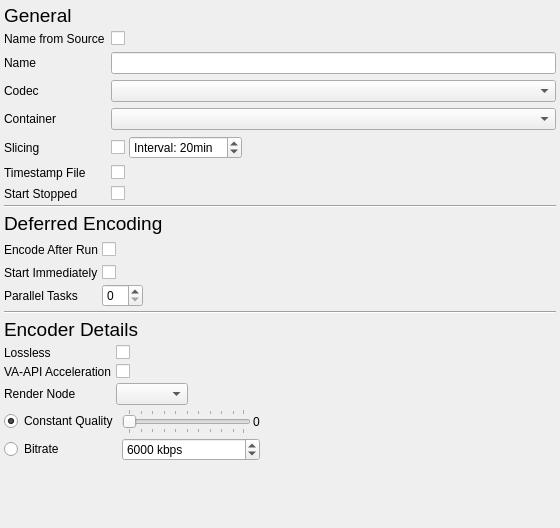
syntalos/syntalos, file modules/videorecorder/recordersettingsdialog.ui: the form before one commit.
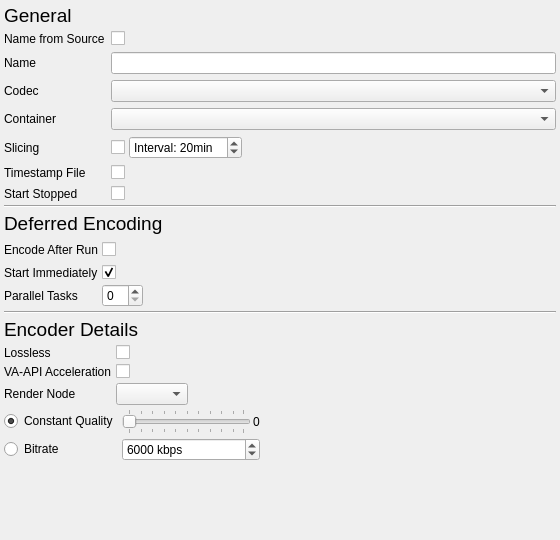
The form after the commit. Icons and pictures are not drawn.

Patch:
```diff
--- a/modules/videorecorder/recordersettingsdialog.ui
+++ b/modules/videorecorder/recordersettingsdialog.ui
@@ -7,7 +7,7 @@
     <x>0</x>
     <y>0</y>
     <width>560</width>
-    <height>528</height>
+    <height>540</height>
    </rect>
   </property>
   <property name="windowTitle">
@@ -402,6 +402,9 @@
           <property name="toolTip">
            <string>Start encoding process imediately and automatically after the recording has finished.</string>
           </property>
+          <property name="checked">
+           <bool>true</bool>
+          </property>
          </widget>
         </item>
         <item row="2" column="0">
```
Left out of the diff: 26 changed lines with no effect on the pictures.
